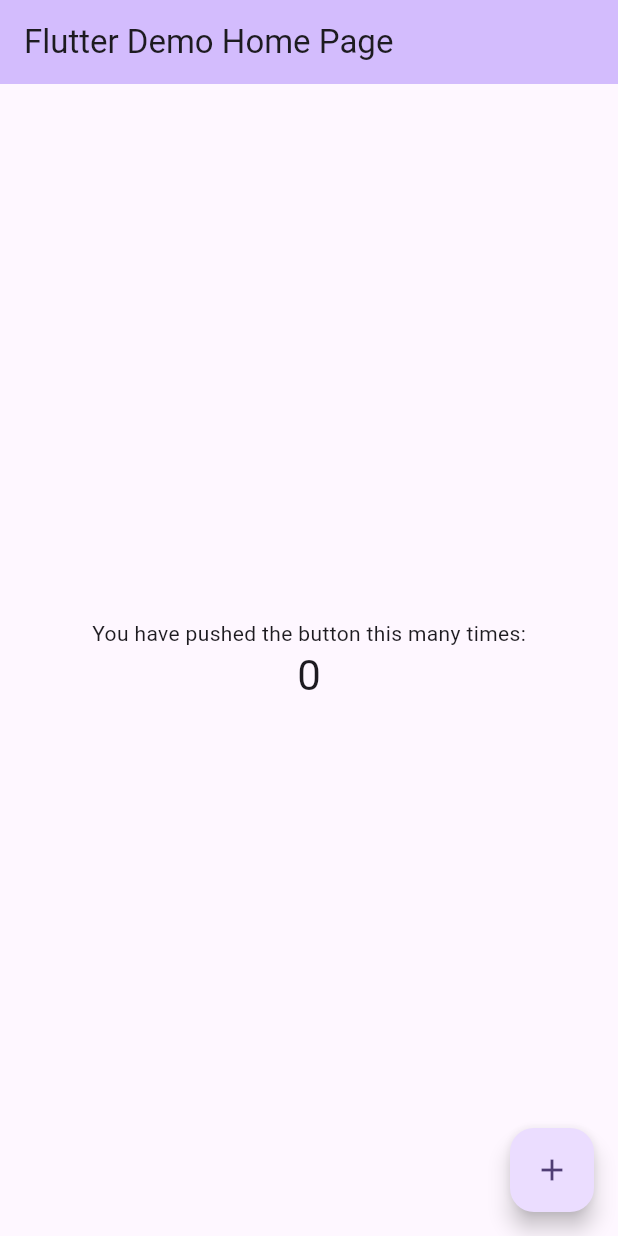
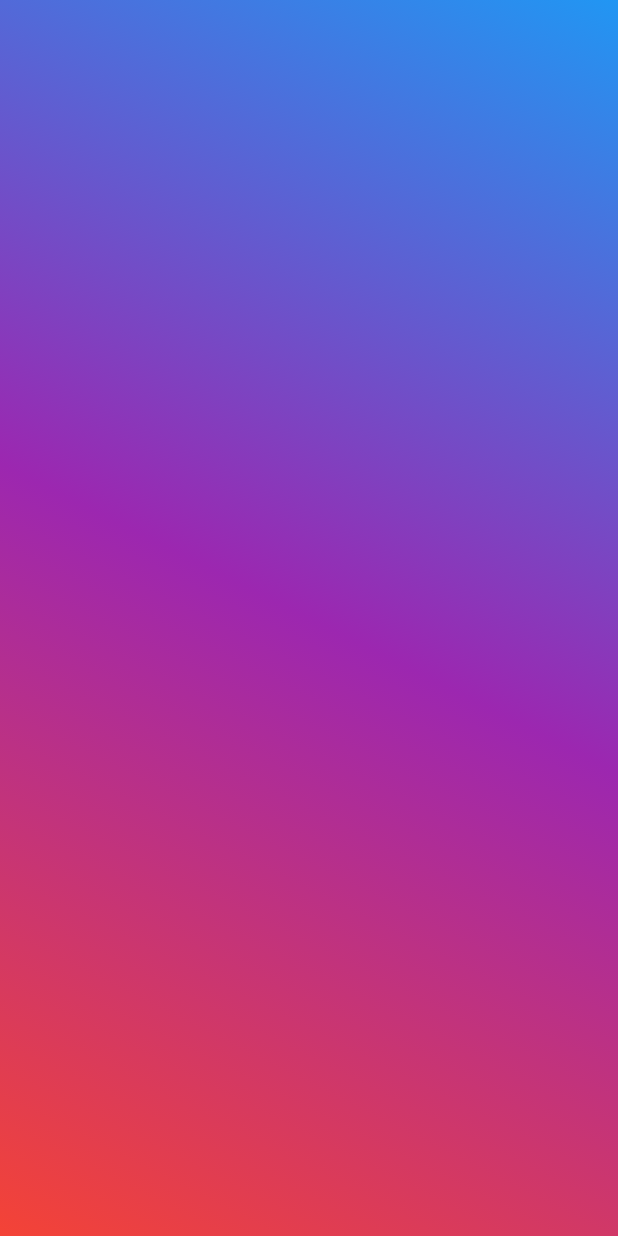
Before and after one commit to abdurrahman086/login_ui2_flutter, a Flutter app: the screen it shows after launch, on a phone screen of 412 x 824 dp. Run offline on Flutter 3.47's test engine with Material 3 defaults, Android fonts, the phone set to English and light mode, and no system bars.

Commit message:
first commit

```diff
--- a/lib/main.dart
+++ b/lib/main.dart
@@ -1,4 +1,5 @@
 import 'package:flutter/material.dart';
+import 'package:login_ui2/pages/login.dart';
 
 void main() {
   runApp(const MyApp());
@@ -7,119 +8,15 @@
 class MyApp extends StatelessWidget {
   const MyApp({super.key});
 
-  // This widget is the root of your application.
   @override
   Widget build(BuildContext context) {
     return MaterialApp(
       title: 'Flutter Demo',
       theme: ThemeData(
-        // This is the theme of your application.
-        //
-        // TRY THIS: Try running your application with "flutter run". You'll see
-        // the application has a purple toolbar. Then, without quitting the app,
-        // try changing the seedColor in the colorScheme below to Colors.green
-        // and then invoke "hot reload" (save your changes or press the "hot
-        // reload" button in a Flutter-supported IDE, or press "r" if you used
-        // the command line to start the app).
-        //
-        // Notice that the counter didn't reset back to zero; the application
-        // state is not lost during the reload. To reset the state, use hot
-        // restart instead.
-        //
-        // This works for code too, not just values: Most code changes can be
-        // tested with just a hot reload.
         colorScheme: ColorScheme.fromSeed(seedColor: Colors.deepPurple),
         useMaterial3: true,
       ),
-      home: const MyHomePage(title: 'Flutter Demo Home Page'),
+      home: const MyLogin(),
     );
   }
 }
-
-class MyHomePage extends StatefulWidget {
-  const MyHomePage({super.key, required this.title});
-
-  // This widget is the home page of your application. It is stateful, meaning
-  // that it has a State object (defined below) that contains fields that affect
-  // how it looks.
-
-  // This class is the configuration for the state. It holds the values (in this
-  // case the title) provided by the parent (in this case the App widget) and
-  // used by the build method of the State. Fields in a Widget subclass are
-  // always marked "final".
-
-  final String title;
-
-  @override
-  State<MyHomePage> createState() => _MyHomePageState();
-}
-
-class _MyHomePageState extends State<MyHomePage> {
-  int _counter = 0;
-
-  void _incrementCounter() {
-    setState(() {
-      // This call to setState tells the Flutter framework that something has
-      // changed in this State, which causes it to rerun the build method below
-      // so that the display can reflect the updated values. If we changed
-      // _counter without calling setState(), then the build method would not be
-      // called again, and so nothing would appear to happen.
-      _counter++;
-    });
-  }
-
-  @override
-  Widget build(BuildContext context) {
-    // This method is rerun every time setState is called, for instance as done
-    // by the _incrementCounter method above.
-    //
-    // The Flutter framework has been optimized to make rerunning build methods
-    // fast, so that you can just rebuild anything that needs updating rather
-    // than having to individually change instances of widgets.
-    return Scaffold(
-      appBar: AppBar(
-        // TRY THIS: Try changing the color here to a specific color (to
-        // Colors.amber, perhaps?) and trigger a hot reload to see the AppBar
-        // change color while the other colors stay the same.
-        backgroundColor: Theme.of(context).colorScheme.inversePrimary,
-        // Here we take the value from the MyHomePage object that was created by
-        // the App.build method, and use it to set our appbar title.
-        title: Text(widget.title),
-      ),
-      body: Center(
-        // Center is a layout widget. It takes a single child and positions it
-        // in the middle of the parent.
-        child: Column(
-          // Column is also a layout widget. It takes a list of children and
-          // arranges them vertically. By default, it sizes itself to fit its
-          // children horizontally, and tries to be as tall as its parent.
-          //
-          // Column has various properties to control how it sizes itself and
-          // how it positions its children. Here we use mainAxisAlignment to
-          // center the children vertically; the main axis here is the vertical
-          // axis because Columns are vertical (the cross axis would be
-          // horizontal).
-          //
-          // TRY THIS: Invoke "debug painting" (choose the "Toggle Debug Paint"
-          // action in the IDE, or press "p" in the console), to see the
-          // wireframe for each widget.
-          mainAxisAlignment: MainAxisAlignment.center,
-          children: <Widget>[
-            const Text(
-              'You have pushed the button this many times:',
-            ),
-            Text(
-              '$_counter',
-              style: Theme.of(context).textTheme.headlineMedium,
-            ),
-          ],
-        ),
-      ),
-      floatingActionButton: FloatingActionButton(
-        onPressed: _incrementCounter,
-        tooltip: 'Increment',
-        child: const Icon(Icons.add),
-      ), // This trailing comma makes auto-formatting nicer for build methods.
-    );
-  }
-}
--- /dev/null
+++ b/lib/pages/login.dart
@@ -0,0 +1,24 @@
+import 'package:flutter/material.dart';
+
+class MyLogin extends StatelessWidget {
+  const MyLogin({super.key});
+
+  @override
+  Widget build(BuildContext context) {
+    return Scaffold(
+        body: Center(
+      child: Container(
+        decoration: BoxDecoration(
+            gradient: LinearGradient(
+          begin: Alignment.topRight,
+          end: Alignment.bottomLeft,
+          colors: [
+            Colors.blue,
+            Colors.purple,
+            Colors.red,
+          ],
+        )),
+      ),
+    ));
+  }
+}
```
